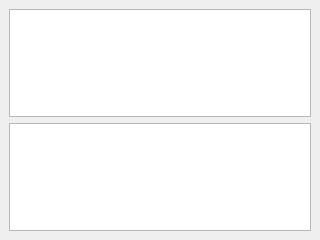
tools4BCI/TiA-Scope, file src/config_widget/application_monitor_dock_widget.ui: the form before one commit.
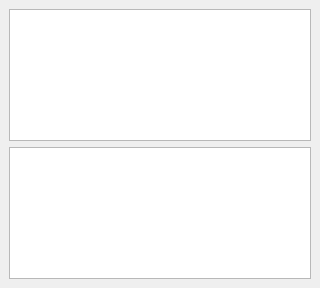
The form after the commit.

What changed in the file:
```diff
--- a/src/config_widget/application_monitor_dock_widget.ui
+++ b/src/config_widget/application_monitor_dock_widget.ui
@@ -7,7 +7,7 @@
     <x>0</x>
     <y>0</y>
     <width>320</width>
-    <height>240</height>
+    <height>288</height>
    </rect>
   </property>
   <property name="windowTitle">
```
